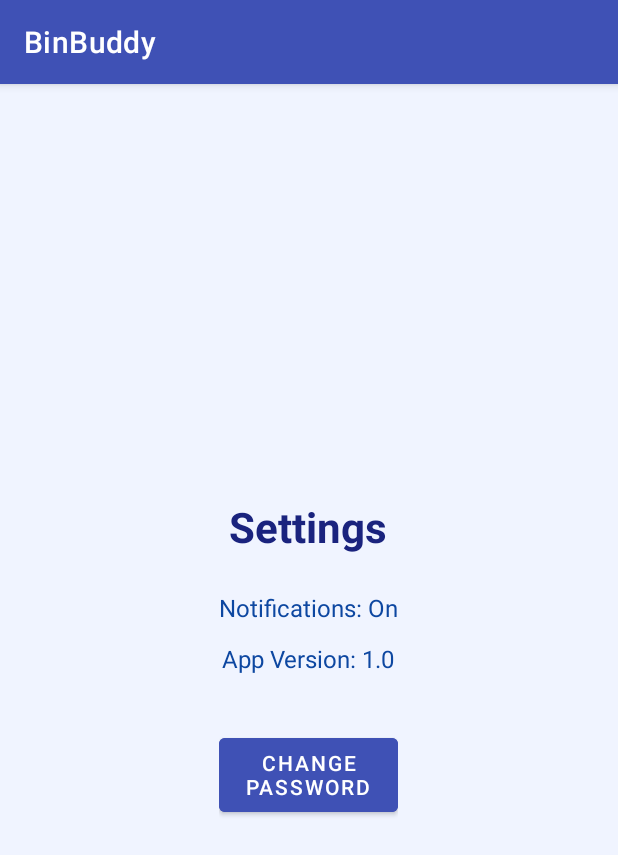
After one commit to Elly08903/BinBuddy, an Android app: the SettingsActivity screen opened directly, with no data from a screen before it, on a phone screen of 412 x 824 dp. The commit adds this screen. Shown: the top 855 px of the screen. Run offline under Robolectric (Android 15) with nearby library versions, the phone set to English and light mode, and no system bars.

Commit message:
feat: added profile and settings page, wired home page buttons

```diff
--- a/app/src/main/AndroidManifest.xml
+++ b/app/src/main/AndroidManifest.xml
@@ -25,6 +25,8 @@
         </activity>
         <activity android:name=".StoreActivity" />
         <activity android:name=".ItemDetailActivity" />
+        <activity android:name=".ProfileActivity" />
+        <activity android:name=".SettingsActivity" />
 
     </application>
 
--- /dev/null
+++ b/app/src/main/java/com/example/binbuddy/SettingsActivity.kt
@@ -0,0 +1,11 @@
+package com.example.binbuddy
+
+import android.os.Bundle
+import androidx.appcompat.app.AppCompatActivity
+
+class SettingsActivity : AppCompatActivity() {
+    override fun onCreate(savedInstanceState: Bundle?) {
+        super.onCreate(savedInstanceState)
+        setContentView(R.layout.activity_settings)
+    }
+}
--- a/app/src/main/res/layout/activity_main.xml
+++ b/app/src/main/res/layout/activity_main.xml
@@ -1,4 +1,6 @@
 <?xml version="1.0" encoding="utf-8"?>
+
+
 <LinearLayout xmlns:android="http://schemas.android.com/apk/res/android"
     android:layout_width="match_parent"
     android:layout_height="match_parent"
@@ -8,6 +10,8 @@
     android:padding="32dp">
 
     <!-- Title -->
+
+
 
     <!-- Stores Button -->
 
--- /dev/null
+++ b/app/src/main/res/layout/activity_settings.xml
@@ -0,0 +1,60 @@
+<?xml version="1.0" encoding="utf-8"?>
+<ScrollView
+    xmlns:android="http://schemas.android.com/apk/res/android"
+    android:layout_width="match_parent"
+    android:layout_height="match_parent"
+    android:background="#F0F4FF">
+
+    <LinearLayout
+        android:layout_width="match_parent"
+        android:layout_height="match_parent"
+        android:orientation="vertical"
+        android:gravity="center"
+        android:padding="32dp"
+        android:layout_gravity="center"
+        android:minHeight="400dp">
+
+
+        <LinearLayout
+            android:layout_width="wrap_content"
+            android:layout_height="wrap_content"
+            android:orientation="vertical"
+            android:gravity="center_horizontal">
+
+            <TextView
+                android:id="@+id/settingsTitle"
+                android:layout_width="wrap_content"
+                android:layout_height="wrap_content"
+                android:text="Settings"
+                android:textSize="28sp"
+                android:textStyle="bold"
+                android:textColor="#1A237E"
+                android:layout_marginBottom="24dp" />
+
+            <TextView
+                android:layout_width="wrap_content"
+                android:layout_height="wrap_content"
+                android:text="Notifications: On"
+                android:textSize="16sp"
+                android:textColor="#0D47A1"
+                android:layout_marginBottom="12dp" />
+
+            <TextView
+                android:layout_width="wrap_content"
+                android:layout_height="wrap_content"
+                android:text="App Version: 1.0"
+                android:textSize="16sp"
+                android:textColor="#0D47A1"
+                android:layout_marginBottom="12dp" />
+
+            <Button
+                android:id="@+id/changePasswordButton"
+                android:layout_width="match_parent"
+                android:layout_height="61dp"
+                android:layout_marginTop="24dp"
+                android:backgroundTint="#3F51B5"
+                android:text="Change Password"
+                android:textColor="#FFFFFF" />
+        </LinearLayout>
+    </LinearLayout>
+</ScrollView>
--- a/app/src/main/res/layout/activity_store.xml
+++ b/app/src/main/res/layout/activity_store.xml
@@ -4,8 +4,8 @@
     android:layout_width="match_parent"
     android:layout_height="match_parent"
     android:orientation="vertical"
+
     android:padding="32dp"
-    android:gravity="center"
     android:background="#E3F2FD">
 
     <TextView
--- a/app/src/main/res/values/themes.xml
+++ b/app/src/main/res/values/themes.xml
@@ -1,5 +1,9 @@
-<?xml version="1.0" encoding="utf-8"?>
-<resources>
-
-    <style name="Theme.BinBuddy" parent="android:Theme.Material.Light.NoActionBar" />
+<resources xmlns:tools="http://schemas.android.com/tools">
+    <style name="Theme.BinBuddy" parent="Theme.MaterialComponents.DayNight.DarkActionBar">
+        <!-- Customize your theme here. -->
+        <item name="colorPrimary">#3F51B5</item>
+        <item name="colorPrimaryVariant">#303F9F</item>
+        <item name="colorOnPrimary">#FFFFFF</item>
+        <item name="colorSecondary">#03DAC5</item>
+    </style>
 </resources>
```
Also changed, not shown: app/src/main/java/com/example/binbuddy/MainActivity.kt (+20 -4 lines), app/src/main/java/com/example/binbuddy/ProfileActivity.kt (added, +11 -0 lines), app/src/main/java/com/example/binbuddy/ui/theme/Color.kt (deleted, +0 -11 lines), app/src/main/java/com/example/binbuddy/ui/theme/Theme.kt (deleted, +0 -58 lines), app/src/main/java/com/example/binbuddy/ui/theme/Type.kt (deleted, +0 -34 lines), app/src/main/res/layout/activity_profile.xml (added, +64 -0 lines).
